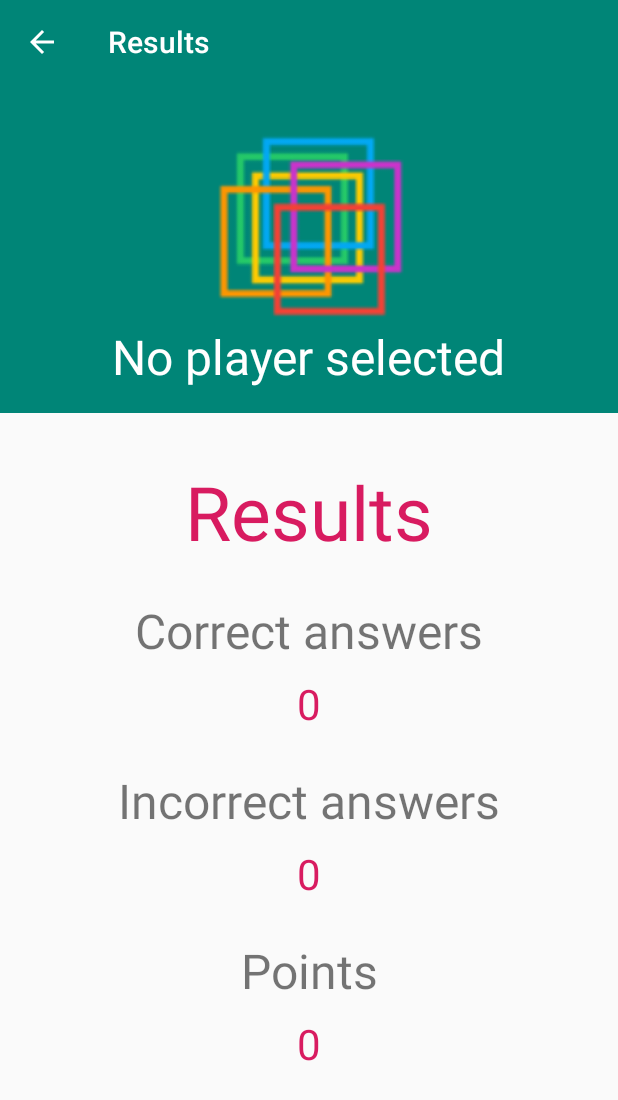
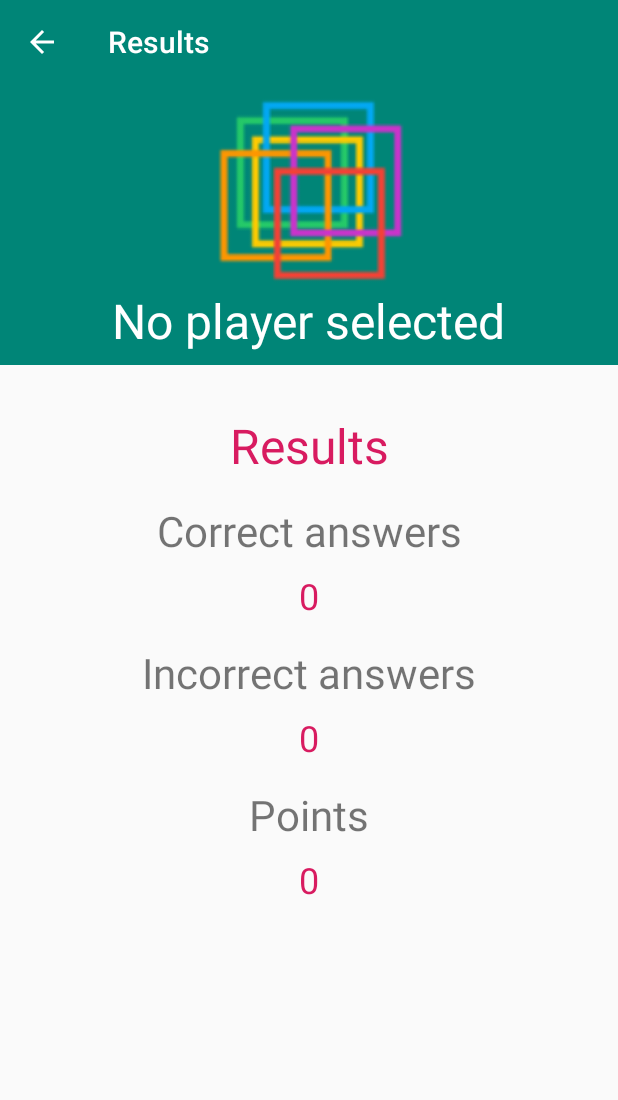
Before and after one commit to pmdmo2019-20/pr06-stroop-PatataAsada, an Android app: the ResultFragment screen opened through its navigation route, on a phone screen of 412 x 824 dp. Shown: the top 1100 px of the screen. Run offline under Robolectric (Android 15) with nearby library versions, the phone set to English and light mode, and no system bars; our stand-ins replace Room's generated code; 5 statements that could not run were skipped.

Commit message:
Result fragment funciona bien ya

```diff
--- a/app/src/main/java/es/iessaladillo/pedrojoya/stroop/data/dao/GameDAO.kt
+++ b/app/src/main/java/es/iessaladillo/pedrojoya/stroop/data/dao/GameDAO.kt
@@ -13,7 +13,7 @@ interface GameDAO {
     @Query("SELECT * FROM game WHERE gamemode='Time' ORDER BY correct DESC")
     fun queryGamesByTime():List<GameWithPlayer>
 
-    @Query("SELECT * FROM game WHERE gamemode='Attempt' ORDER BY correct DESC")
+    @Query("SELECT * FROM game WHERE gamemode='Attempts' ORDER BY correct DESC")
     fun queryGamesByAttmenpt():List<GameWithPlayer>
 
     @Insert
--- a/app/src/main/java/es/iessaladillo/pedrojoya/stroop/ui/MainViewmodel.kt
+++ b/app/src/main/java/es/iessaladillo/pedrojoya/stroop/ui/MainViewmodel.kt
@@ -6,39 +6,53 @@ import androidx.lifecycle.LiveData
 import androidx.lifecycle.MutableLiveData
 import androidx.lifecycle.ViewModel
 import androidx.preference.PreferenceManager
+import es.iessaladillo.pedrojoya.stroop.R
 import es.iessaladillo.pedrojoya.stroop.data.AppDatabase
 import es.iessaladillo.pedrojoya.stroop.data.model.Game
 import es.iessaladillo.pedrojoya.stroop.data.model.GameWithPlayer
 import es.iessaladillo.pedrojoya.stroop.data.model.Player
 
-class MainViewmodel(application: Application, private val database:AppDatabase) : ViewModel() {
-    val settings:SharedPreferences by lazy { PreferenceManager.getDefaultSharedPreferences(application) }
+class MainViewmodel(private val application: Application, private val database: AppDatabase) :
+    ViewModel() {
+    val settings: SharedPreferences by lazy {
+        PreferenceManager.getDefaultSharedPreferences(
+            application
+        )
+    }
 
-    var gameToShow:GameWithPlayer? = null
-    var fromGameFragment:Boolean = false
+    var gameToShow: GameWithPlayer? = null
+    var fromGameFragment: Boolean = false
 
-    var playerCreatorTrigger:Boolean = true
-    private var _newAvatar:MutableLiveData<Int> = MutableLiveData(0)
-    val newAvatar:LiveData<Int> get() = _newAvatar
+    var playerCreatorTrigger: Boolean = true
+    private var _newAvatar: MutableLiveData<Int> = MutableLiveData(0)
+    val newAvatar: LiveData<Int> get() = _newAvatar
 
-    private var _listPlayers:MutableLiveData<List<Player>> = MutableLiveData(database.playerDao.queryAllPlayers())
-    val listPlayers:LiveData<List<Player>> get() = _listPlayers
+    private var _listPlayers: MutableLiveData<List<Player>> =
+        MutableLiveData(database.playerDao.queryAllPlayers())
+    val listPlayers: LiveData<List<Player>> get() = _listPlayers
 
-    private var _listRanking:MutableLiveData<List<GameWithPlayer>> = MutableLiveData(getRankings(
-        null
+    private var _listRanking: MutableLiveData<List<GameWithPlayer>> = MutableLiveData(
+        getRankings(
+            null
+        )
     )
-    )
-    val listRanking:LiveData<List<GameWithPlayer>> get() = _listRanking
+    val listRanking: LiveData<List<GameWithPlayer>> get() = _listRanking
 
-    private var _selectedPlayer:MutableLiveData<Player?> = MutableLiveData(null)
-    val selectedPlayer:LiveData<Player?> get() = _selectedPlayer
+    private var _selectedPlayer: MutableLiveData<Player?> = MutableLiveData(null)
+    val selectedPlayer: LiveData<Player?> get() = _selectedPlayer
 
-    private fun getRankings(selectedItem: String?):List<GameWithPlayer>{
-        return if(selectedItem.isNullOrBlank()) filterGamesWithPlayer(settings.getString("gamemode","All")!!)
+    private fun getRankings(selectedItem: String?): List<GameWithPlayer> {
+        return if (selectedItem.isNullOrBlank()) filterGamesWithPlayer(
+            settings.getString(
+                application.getString(
+                    R.string.prefRankingFilter_key
+                ), "All"
+            )!!
+        )
         else filterGamesWithPlayer(selectedItem)
     }
 
-    private fun filterGamesWithPlayer(selector:String): List<GameWithPlayer> {
+    private fun filterGamesWithPlayer(selector: String): List<GameWithPlayer> {
         return when (selector) {
             "Time" -> database.gameDao.queryGamesByTime()
             "Attempts" -> database.gameDao.queryGamesByAttmenpt()
@@ -46,17 +60,17 @@ class MainViewmodel(application: Application, private val database:AppDatabase)
         }
     }
 
-    fun createPlayer(player:Player){
+    fun createPlayer(player: Player) {
         setSelectedPlayer(database.playerDao.queryPlayer(database.playerDao.insertPlayer(player)))
         updateListPlayers(null)
     }
 
-    fun updatePlayer(player:Player){
+    fun updatePlayer(player: Player) {
         updateListPlayers(database.playerDao.updatePlayer(player))
         setSelectedPlayer(database.playerDao.queryPlayer(player.id))
     }
 
-    fun deletePlayer(player:Player){
+    fun deletePlayer(player: Player) {
         setSelectedPlayer(null)
         updateListPlayers(database.playerDao.deletePlayer(player))
     }
@@ -73,20 +87,20 @@ class MainViewmodel(application: Application, private val database:AppDatabase)
         _newAvatar.value = avatar
     }
 
-    private fun updateListPlayers(result:Int?) {
+    private fun updateListPlayers(result: Int?) {
         _listPlayers.value = database.playerDao.queryAllPlayers()
     }
 
     fun queryBy(selectedItem: String?) {
-        getRankings(selectedItem)
+        _listRanking.value = getRankings(selectedItem)
     }
 
     fun createGame(game: Game) {
-        database.gameDao.insertGame(game)
+        kotlin.run { database.gameDao.insertGame(game) }
         gameToShow = database.gameDao.queryLastGame()
     }
 
-    fun showGame(gameWithPlayer: GameWithPlayer){
+    fun showGame(gameWithPlayer: GameWithPlayer) {
         gameToShow = gameWithPlayer
     }
 }
--- a/app/src/main/java/es/iessaladillo/pedrojoya/stroop/ui/game/GameFragment.kt
+++ b/app/src/main/java/es/iessaladillo/pedrojoya/stroop/ui/game/GameFragment.kt
@@ -84,6 +84,7 @@ class GameFragment : Fragment() {
 
     private fun setupGame() {
         gameViewmodel.startGameThread(gameViewmodel.time, gameViewmodel.wordTime)
+        if(gameViewmodel.gamemode == "Attempts") lblExtra.text = gameViewmodel.gamemode
     }
 
     private fun setupObservers() {
--- a/app/src/main/java/es/iessaladillo/pedrojoya/stroop/ui/result/ResultFragment.kt
+++ b/app/src/main/java/es/iessaladillo/pedrojoya/stroop/ui/result/ResultFragment.kt
@@ -13,6 +13,7 @@ import es.iessaladillo.pedrojoya.stroop.ui.MainViewmodel
 import kotlinx.android.synthetic.main.fragment_game.*
 import kotlinx.android.synthetic.main.fragment_ranking.*
 import kotlinx.android.synthetic.main.fragment_result.*
+import kotlinx.android.synthetic.main.user_selected.*
 
 
 class ResultFragment : Fragment() {
@@ -69,6 +70,8 @@ class ResultFragment : Fragment() {
         txtCorrectAnswers.text = viewmodel.gameToShow!!.game.correct.toString()
         txtIncorrectAnswers.text = (viewmodel.gameToShow!!.game.words - viewmodel.gameToShow!!.game.correct).toString()
         txtPoints.text = viewmodel.gameToShow!!.game.points.toString()
+        img_player.setImageResource(viewmodel.gameToShow!!.player.imgResId)
+        lbl_player_name.text = viewmodel.gameToShow!!.player.name
     }
 
 }
--- a/app/src/main/res/layout/fragment_ranking.xml
+++ b/app/src/main/res/layout/fragment_ranking.xml
@@ -62,7 +62,9 @@
             app:layout_constraintEnd_toEndOf="parent"
             app:layout_constraintStart_toStartOf="parent"
             app:layout_constraintTop_toBottomOf="@+id/divider"
-            tools:listitem="@layout/ranking_fragment_item" />
+            tools:listitem="@layout/ranking_fragment_item"
+            app:layoutManager="androidx.recyclerview.widget.GridLayoutManager"
+            app:spanCount="1"/>
 
         <TextView
             android:id="@+id/lblEmptyView"
--- a/app/src/main/res/layout/fragment_result.xml
+++ b/app/src/main/res/layout/fragment_result.xml
@@ -36,7 +36,7 @@
             android:layout_marginTop="32dp"
             android:text="@string/game_result_lblResults"
             android:textColor="@color/accent"
-            android:textSize="@dimen/main_textSize_6x"
+            android:textSize="@dimen/main_textSize_5x"
             app:layout_constraintEnd_toEndOf="parent"
             app:layout_constraintStart_toStartOf="parent"
             app:layout_constraintTop_toBottomOf="@+id/include2" />
@@ -45,9 +45,9 @@
             android:id="@+id/lblCorrect"
             android:layout_width="wrap_content"
             android:layout_height="wrap_content"
-            android:layout_marginTop="24dp"
+            android:layout_marginTop="16dp"
             android:text="@string/game_result_lblCorrectLabel"
-            android:textSize="@dimen/main_textSize_5x"
+            android:textSize="@dimen/main_textSize_4x"
             app:layout_constraintEnd_toEndOf="parent"
             app:layout_constraintStart_toStartOf="parent"
             app:layout_constraintTop_toBottomOf="@+id/lblResults" />
@@ -59,7 +59,7 @@
             android:layout_marginTop="8dp"
             android:text="0"
             android:textColor="@color/accent"
-            android:textSize="@dimen/main_textSize_4x"
+            android:textSize="@dimen/main_textSize_3x"
             app:layout_constraintEnd_toEndOf="parent"
             app:layout_constraintStart_toStartOf="parent"
             app:layout_constraintTop_toBottomOf="@+id/lblCorrect" />
@@ -68,9 +68,9 @@
             android:id="@+id/lblIncorrectAnswers"
             android:layout_width="wrap_content"
             android:layout_height="wrap_content"
-            android:layout_marginTop="24dp"
+            android:layout_marginTop="16dp"
             android:text="@string/game_result_lblIncorrectLabel"
-            android:textSize="@dimen/main_textSize_5x"
+            android:textSize="@dimen/main_textSize_4x"
             app:layout_constraintEnd_toEndOf="parent"
             app:layout_constraintStart_toStartOf="parent"
             app:layout_constraintTop_toBottomOf="@+id/txtCorrectAnswers" />
@@ -82,7 +82,7 @@
             android:layout_marginTop="8dp"
             android:text="0"
             android:textColor="@color/accent"
-            android:textSize="@dimen/main_textSize_4x"
+            android:textSize="@dimen/main_textSize_3x"
             app:layout_constraintEnd_toEndOf="parent"
             app:layout_constraintStart_toStartOf="parent"
             app:layout_constraintTop_toBottomOf="@+id/lblIncorrectAnswers" />
@@ -91,9 +91,9 @@
             android:id="@+id/lblPoints"
             android:layout_width="wrap_content"
             android:layout_height="wrap_content"
-            android:layout_marginTop="24dp"
+            android:layout_marginTop="16dp"
             android:text="@string/game_result_lblPointsLabel"
-            android:textSize="@dimen/main_textSize_5x"
+            android:textSize="@dimen/main_textSize_4x"
             app:layout_constraintEnd_toEndOf="parent"
             app:layout_constraintStart_toStartOf="parent"
             app:layout_constraintTop_toBottomOf="@+id/txtIncorrectAnswers" />
@@ -105,7 +105,7 @@
             android:layout_marginTop="8dp"
             android:text="0"
             android:textColor="@color/accent"
-            android:textSize="@dimen/main_textSize_4x"
+            android:textSize="@dimen/main_textSize_3x"
             app:layout_constraintEnd_toEndOf="parent"
             app:layout_constraintStart_toStartOf="parent"
             app:layout_constraintTop_toBottomOf="@+id/lblPoints" />
--- a/app/src/main/res/layout/user_selected.xml
+++ b/app/src/main/res/layout/user_selected.xml
@@ -10,7 +10,7 @@
         android:id="@+id/lbl_player_name"
         android:layout_width="wrap_content"
         android:layout_height="wrap_content"
-        android:layout_marginBottom="16dp"
+        android:layout_marginBottom="8dp"
         android:text="@string/player_selection_no_player_selected"
         android:textColor="@color/white"
         android:textSize="@dimen/main_textSize_5x"
@@ -23,7 +23,7 @@
         android:id="@+id/img_player"
         android:layout_width="@dimen/assistant_imgIcon_size"
         android:layout_height="@dimen/assistant_imgIcon_size"
-        android:layout_marginTop="32dp"
+        android:layout_marginTop="8dp"
         android:contentDescription="@string/user_image_desc"
         app:layout_constraintEnd_toEndOf="parent"
         app:layout_constraintStart_toStartOf="parent"
```
Also changed, not shown: app/src/main/java/es/iessaladillo/pedrojoya/stroop/ui/game/GameViewModel.kt (+10 -3 lines), app/src/main/java/es/iessaladillo/pedrojoya/stroop/ui/ranking/RankingFragment.kt (+9 -0 lines), app/src/main/java/es/iessaladillo/pedrojoya/stroop/ui/ranking/RankingFragmentAdapter.kt (+6 -1 lines).
